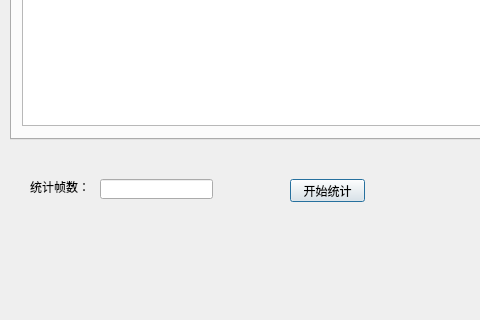
Before: the Qt Designer form statisticsdialog.ui in heathen557/linearArrayUSB, drawn with Qt 5; both pictures show x 0 to 480 and y 351 to 671 of the 1151 by 671 pixel window.
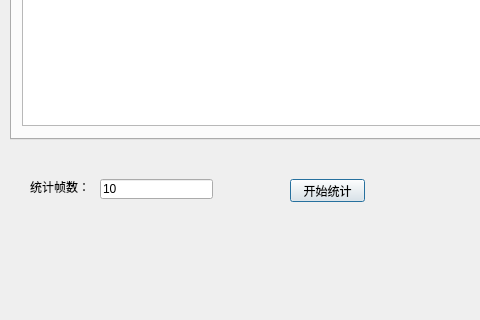
After: the same form once the commit is applied. Icons and pictures are not drawn.

```diff
--- a/statisticsdialog.ui
+++ b/statisticsdialog.ui
@@ -89,13 +89,16 @@
      <height>20</height>
     </rect>
    </property>
+   <property name="text">
+    <string>10</string>
+   </property>
   </widget>
   <widget class="QLabel" name="label">
    <property name="geometry">
     <rect>
      <x>30</x>
      <y>530</y>
-     <width>121</width>
+     <width>61</width>
      <height>16</height>
     </rect>
    </property>
```
Left out of the diff: 2 changed lines with no effect on the pictures.
